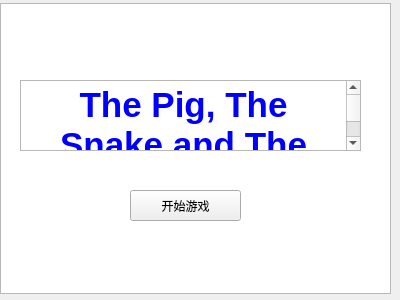
This is homework/widget.ui in pkangle/qt-game as Qt 5 draws it before an edit. The edited form follows.
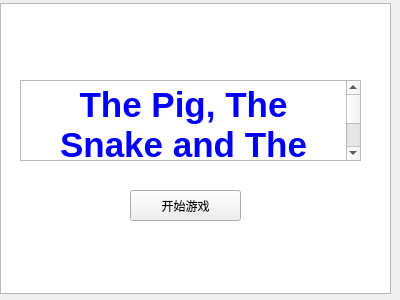
This is the edited form. Icons and pictures are not drawn.

Diff of the .ui file:
```diff
--- a/homework/widget.ui
+++ b/homework/widget.ui
@@ -32,7 +32,7 @@
      <x>20</x>
      <y>80</y>
      <width>341</width>
-     <height>71</height>
+     <height>81</height>
     </rect>
    </property>
    <property name="html">
```
